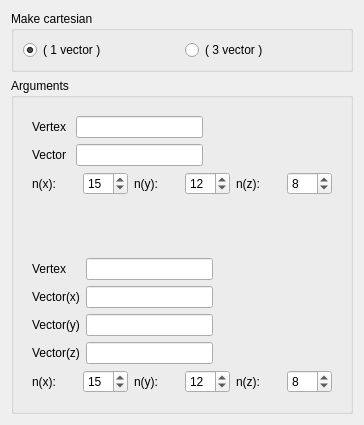
Qt form src/HEXABLOCKGUI/MakeCartesian_QTD.ui (SalomePlatform/hexablock) before a commit.
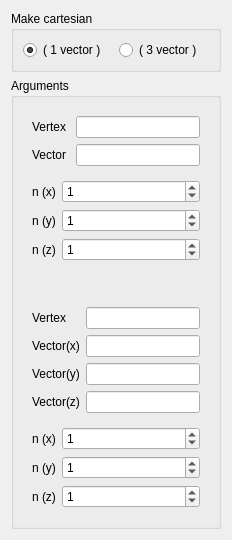
The same form after that commit.

What changed in the file:
```diff
--- a/src/HEXABLOCKGUI/MakeCartesian_QTD.ui
+++ b/src/HEXABLOCKGUI/MakeCartesian_QTD.ui
@@ -6,8 +6,8 @@
    <rect>
     <x>0</x>
     <y>0</y>
-    <width>364</width>
-    <height>425</height>
+    <width>232</width>
+    <height>540</height>
    </rect>
   </property>
   <property name="sizePolicy">
@@ -76,6 +76,9 @@
       <item>
        <widget class="QWidget" name="widget_3" native="true">
         <layout class="QFormLayout" name="formLayout">
+         <property name="labelAlignment">
+          <set>Qt::AlignJustify|Qt::AlignVCenter</set>
+         </property>
          <item row="0" column="0">
           <widget class="QLabel" name="label_8">
            <property name="text">
@@ -87,7 +90,7 @@
           <widget class="QLineEdit" name="vex_le_rb0">
            <property name="maximumSize">
             <size>
-             <width>127</width>
+             <width>16777215</width>
              <height>16777215</height>
             </size>
            </property>
@@ -107,7 +110,7 @@
           <widget class="QLineEdit" name="vec_le_rb0">
            <property name="maximumSize">
             <size>
-             <width>127</width>
+             <width>16777215</width>
              <height>16777215</height>
             </size>
            </property>
@@ -117,46 +120,85 @@
           </widget>
          </item>
          <item row="2" column="0" colspan="2">
-          <layout class="QHBoxLayout" name="horizontalLayout">
-           <item>
+          <layout class="QFormLayout" name="formLayout_3">
+           <property name="labelAlignment">
+            <set>Qt::AlignLeading|Qt::AlignLeft|Qt::AlignVCenter</set>
+           </property>
+           <property name="formAlignment">
+            <set>Qt::AlignJustify|Qt::AlignTop</set>
+           </property>
+           <property name="topMargin">
+            <number>8</number>
+           </property>
+           <item row="0" column="0">
             <widget class="QLabel" name="label_12">
              <property name="text">
-              <string>n(x):</string>
+              <string>n (x)</string>
+             </property>
+             <property name="alignment">
+              <set>Qt::AlignLeading|Qt::AlignLeft|Qt::AlignVCenter</set>
              </property>
             </widget>
            </item>
-           <item>
+           <item row="0" column="1">
             <widget class="QSpinBox" name="nx_spb_rb0">
+             <property name="sizePolicy">
+              <sizepolicy hsizetype="Expanding" vsizetype="Fixed">
+               <horstretch>0</horstretch>
+               <verstretch>0</verstretch>
+              </sizepolicy>
+             </property>
+             <property name="maximum">
+              <number>1000000</number>
+             </property>
              <property name="value">
-              <number>15</number>
+              <number>1</number>
              </property>
             </widget>
            </item>
-           <item>
-            <widget class="QLabel" name="label_13">
-             <property name="text">
-              <string>n(y):</string>
-             </property>
-            </widget>
-           </item>
-           <item>
+           <item row="2" column="1">
             <widget class="QSpinBox" name="ny_spb_rb0">
+             <property name="sizePolicy">
+              <sizepolicy hsizetype="Expanding" vsizetype="Fixed">
+               <horstretch>0</horstretch>
+               <verstretch>0</verstretch>
+              </sizepolicy>
+             </property>
+             <property name="maximum">
+              <number>1000000</number>
+             </property>
              <property name="value">
-              <number>12</number>
+              <number>1</number>
              </property>
             </widget>
            </item>
-           <item>
-            <widget class="QLabel" name="label_14">
-             <property name="text">
-              <string>n(z):</string>
-             </property>
-            </widget>
-           </item>
-           <item>
+           <item row="4" column="1">
             <widget class="QSpinBox" name="nz_spb_rb0">
+             <property name="sizePolicy">
+              <sizepolicy hsizetype="Expanding" vsizetype="Fixed">
+               <horstretch>0</horstretch>
+               <verstretch>0</verstretch>
+              </sizepolicy>
+             </property>
+             <property name="maximum">
+              <number>1000000</number>
+             </property>
              <property name="value">
-              <number>8</number>
+              <number>1</number>
+             </property>
+            </widget>
+           </item>
+           <item row="2" column="0">
+            <widget class="QLabel" name="label_13">
+             <property name="text">
+              <string>n (y)</string>
+             </property>
+            </widget>
+           </item>
+           <item row="4" column="0">
+            <widget class="QLabel" name="label_14">
+             <property name="text">
+              <string>n (z)</string>
              </property>
             </widget>
            </item>
@@ -168,6 +210,9 @@
       <item>
        <widget class="QWidget" name="widget_2" native="true">
         <layout class="QFormLayout" name="formLayout_2">
+         <property name="labelAlignment">
+          <set>Qt::AlignJustify|Qt::AlignVCenter</set>
+         </property>
          <item row="0" column="0">
           <widget class="QLabel" name="label">
            <property name="text">
@@ -179,7 +224,7 @@
           <widget class="QLineEdit" name="vex_le_rb1">
            <property name="maximumSize">
             <size>
-             <width>127</width>
+             <width>16777215</width>
              <height>16777215</height>
             </size>
            </property>
@@ -199,7 +244,7 @@
           <widget class="QLineEdit" name="vec_x_le_rb1">
            <property name="maximumSize">
             <size>
-             <width>127</width>
+             <width>16777215</width>
              <height>16777215</height>
             </size>
            </property>
@@ -219,7 +264,7 @@
           <widget class="QLineEdit" name="vec_y_le_rb1">
            <property name="maximumSize">
             <size>
-             <width>127</width>
+             <width>16777215</width>
              <height>16777215</height>
             </size>
            </property>
@@ -239,7 +284,7 @@
           <widget class="QLineEdit" name="vec_z_le_rb1">
            <property name="maximumSize">
             <size>
-             <width>127</width>
+             <width>16777215</width>
              <height>16777215</height>
             </size>
            </property>
@@ -249,46 +294,79 @@
           </widget>
          </item>
          <item row="4" column="0" colspan="2">
-          <layout class="QHBoxLayout" name="horizontalLayout_2">
-           <item>
+          <layout class="QFormLayout" name="formLayout_4">
+           <property name="labelAlignment">
+            <set>Qt::AlignJustify|Qt::AlignVCenter</set>
+           </property>
+           <property name="topMargin">
+            <number>8</number>
+           </property>
+           <item row="0" column="0">
             <widget class="QLabel" name="label_5">
              <property name="text">
-              <string>n(x):</string>
+              <string>n (x)</string>
              </property>
             </widget>
            </item>
-           <item>
+           <item row="0" column="1">
             <widget class="QSpinBox" name="nx_spb_rb1">
+             <property name="sizePolicy">
+              <sizepolicy hsizetype="Expanding" vsizetype="Fixed">
+               <horstretch>0</horstretch>
+               <verstretch>0</verstretch>
+              </sizepolicy>
+             </property>
+             <property name="maximum">
+              <number>1000000</number>
+             </property>
              <property name="value">
-              <number>15</number>
+              <number>1</number>
              </property>
             </widget>
            </item>
-           <item>
-            <widget class="QLabel" name="label_6">
-             <property name="text">
-              <string>n(y):</string>
-             </property>
-            </widget>
-           </item>
-           <item>
+           <item row="2" column="1">
             <widget class="QSpinBox" name="ny_spb_rb1">
+             <property name="sizePolicy">
+              <sizepolicy hsizetype="Expanding" vsizetype="Fixed">
+               <horstretch>0</horstretch>
+               <verstretch>0</verstretch>
+              </sizepolicy>
+             </property>
+             <property name="maximum">
+              <number>1000000</number>
+             </property>
              <property name="value">
-              <number>12</number>
+              <number>1</number>
              </property>
             </widget>
            </item>
-           <item>
-            <widget class="QLabel" name="label_7">
-             <property name="text">
-              <string>n(z):</string>
-             </property>
-            </widget>
-           </item>
-           <item>
+           <item row="4" column="1">
             <widget class="QSpinBox" name="nz_spb_rb1">
+             <property name="sizePolicy">
+              <sizepolicy hsizetype="Expanding" vsizetype="Fixed">
+               <horstretch>0</horstretch>
+               <verstretch>0</verstretch>
+              </sizepolicy>
+             </property>
+             <property name="maximum">
+              <number>1000000</number>
+             </property>
              <property name="value">
-              <number>8</number>
+              <number>1</number>
+             </property>
+            </widget>
+           </item>
+           <item row="2" column="0">
+            <widget class="QLabel" name="label_6">
+             <property name="text">
+              <string>n (y)</string>
+             </property>
+            </widget>
+           </item>
+           <item row="4" column="0">
+            <widget class="QLabel" name="label_7">
+             <property name="text">
+              <string>n (z)</string>
              </property>
             </widget>
            </item>
```
